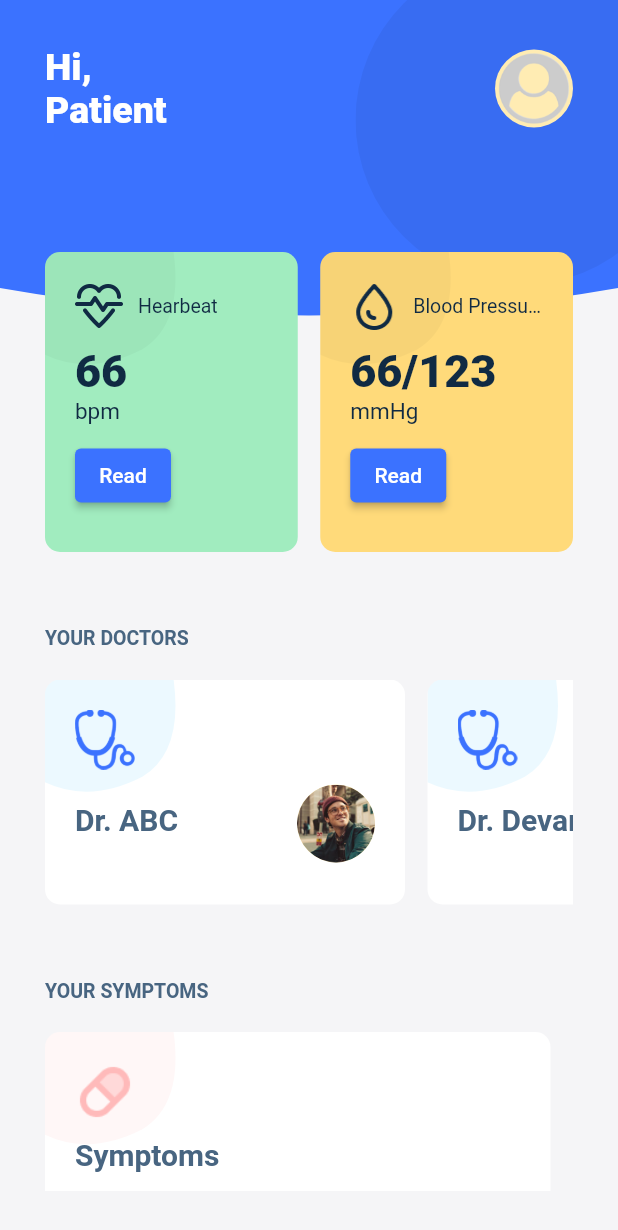
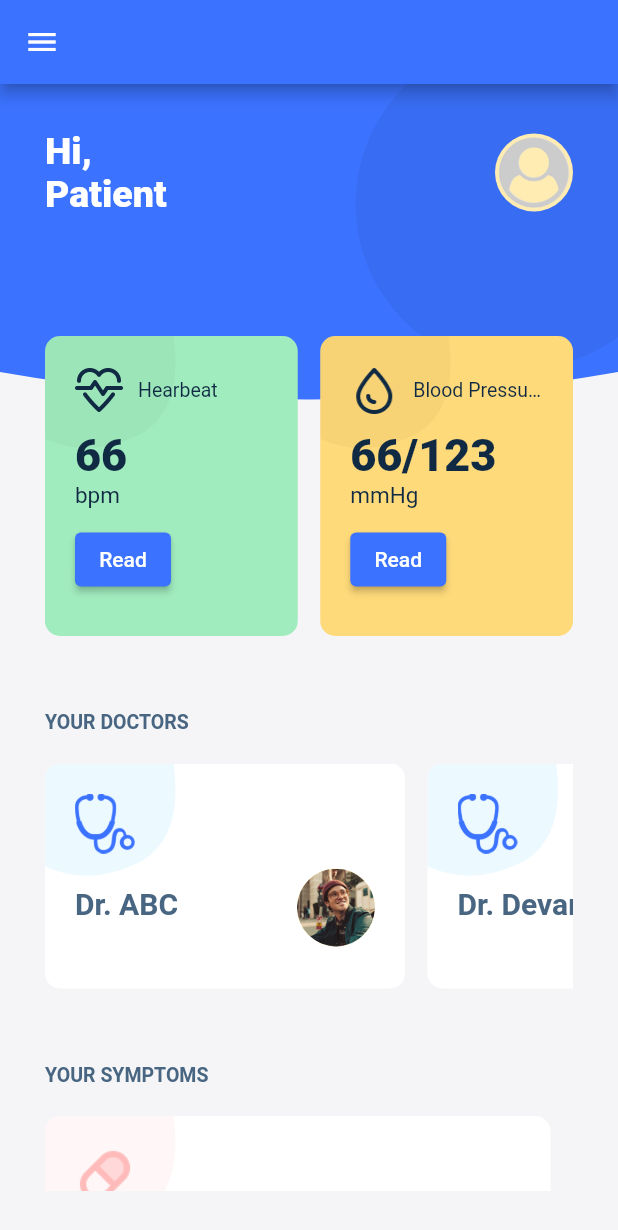
Before and after one commit to devansh2805/Health-Connect, a Flutter app: the HomeScreen screen opened directly, on a phone screen of 412 x 824 dp. Shown: the top 1230 px of the screen. Run offline on Flutter 3.47's test engine with Material 2 defaults, Android fonts, the light colour scheme and no system bars; our stand-ins replace cloud_firestore, firebase_auth, firebase_core, fluttertoast, google_fonts, intl_phone_field; accounts and stored records are empty.

Commit message:
Added Menu

```diff
--- a/lib/patient_screen.dart
+++ b/lib/patient_screen.dart
@@ -14,6 +14,70 @@ class HomeScreen extends StatelessWidget {
     double statusBarHeight = MediaQuery.of(context).padding.top;
 
     return Scaffold(
+      appBar: AppBar(
+          // leading: GestureDetector(
+          //   onTap: () {},
+          //   child: const Icon(
+          //     Icons.menu,
+          //     color: Colors.white,
+          //   ),
+          // ),
+          backgroundColor: Constants.darkAccent,
+          foregroundColor: Colors.white),
+      drawer: Drawer(
+        child: ListView(
+          padding: const EdgeInsets.fromLTRB(0, 20, 0, 0),
+          children: [
+            const DrawerHeader(
+                padding: EdgeInsets.only(bottom: 40),
+                child: Image(
+                  image: AssetImage('assets/icons/logo.png'),
+                  fit: BoxFit.contain,
+                )
+                //     Text(
+                //   "Health Connect",
+                //   style: TextStyle(
+                //       fontSize: 30,
+                //       fontWeight: FontWeight.w700,
+                //       color: Color(0xff88a9ff)),
+                // )
+                ),
+            const SizedBox(
+              height: 40,
+            ),
+            ListTile(
+              minVerticalPadding: 20,
+              title: const Text('Profile',
+                  style: TextStyle(
+                    color: Constants.darkAccent,
+                    fontSize: 22,
+                    fontWeight: FontWeight.w200,
+                  )),
+              onTap: () {},
+            ),
+            ListTile(
+              minVerticalPadding: 20,
+              title: const Text('History',
+                  style: TextStyle(
+                    color: Constants.darkAccent,
+                    fontSize: 22,
+                    fontWeight: FontWeight.w200,
+                  )),
+              onTap: () {},
+            ),
+            ListTile(
+              minVerticalPadding: 20,
+              title: const Text('Check Severity',
+                  style: TextStyle(
+                    color: Constants.darkAccent,
+                    fontSize: 22,
+                    fontWeight: FontWeight.w200,
+                  )),
+              onTap: () {},
+            ),
+          ],
+        ),
+      ),
       backgroundColor: Constants.backgroundColor,
       body: Stack(
         children: <Widget>[
```
Also changed, not shown: lib/profile_page.dart (+15 -14 lines), assets/icons/logo.png (added).
